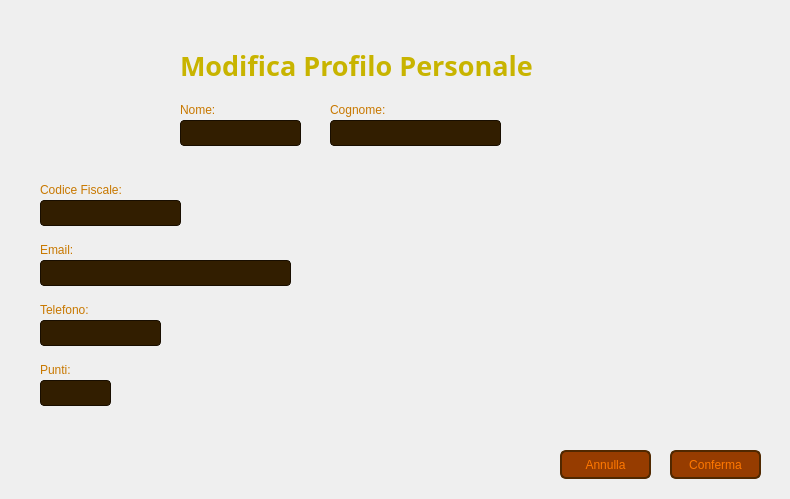
First picture: the form in Viste/VistaModificaProfiloPersonaleCliente.ui, repository GiacomoPrincipi/CineMax, before the edit.
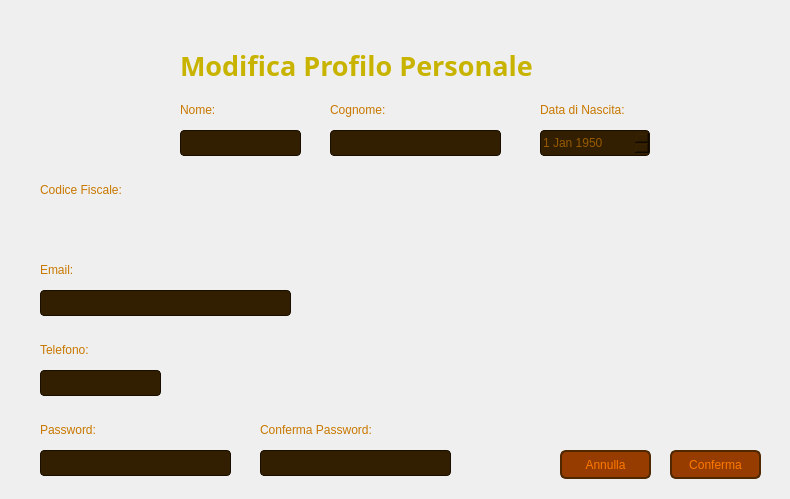
Second picture: the form after the edit. Icons and pictures are not drawn.

Patch:
```diff
--- a/Viste/VistaModificaProfiloPersonaleCliente.ui
+++ b/Viste/VistaModificaProfiloPersonaleCliente.ui
@@ -155,7 +155,7 @@
    <property name="geometry">
     <rect>
      <x>40</x>
-     <y>240</y>
+     <y>260</y>
      <width>81</width>
      <height>20</height>
     </rect>
@@ -176,7 +176,7 @@
    <property name="geometry">
     <rect>
      <x>40</x>
-     <y>300</y>
+     <y>340</y>
      <width>81</width>
      <height>20</height>
     </rect>
@@ -197,7 +197,7 @@
    <property name="geometry">
     <rect>
      <x>40</x>
-     <y>360</y>
+     <y>420</y>
      <width>81</width>
      <height>20</height>
     </rect>
@@ -208,7 +208,7 @@
 }</string>
    </property>
    <property name="text">
-    <string>Punti:</string>
+    <string>Password:</string>
    </property>
    <property name="alignment">
     <set>Qt::AlignmentFlag::AlignLeading|Qt::AlignmentFlag::AlignLeft|Qt::AlignmentFlag::AlignVCenter</set>
@@ -244,7 +244,7 @@
    <property name="geometry">
     <rect>
      <x>40</x>
-     <y>260</y>
+     <y>290</y>
      <width>251</width>
      <height>26</height>
     </rect>
@@ -261,32 +261,11 @@
     <string/>
    </property>
   </widget>
-  <widget class="QLineEdit" name="lineEditPunti">
-   <property name="geometry">
-    <rect>
-     <x>40</x>
-     <y>380</y>
-     <width>71</width>
-     <height>26</height>
-    </rect>
-   </property>
-   <property name="styleSheet">
-    <string notr="true">QLineEdit {
-    background-color: #321E00;
-    color: #965A00;
-    border: 1px solid #190E00;
-    border-radius: 4px;
-}</string>
-   </property>
-   <property name="text">
-    <string/>
-   </property>
-  </widget>
   <widget class="QLineEdit" name="lineEditNome">
    <property name="geometry">
     <rect>
      <x>180</x>
-     <y>120</y>
+     <y>130</y>
      <width>121</width>
      <height>26</height>
     </rect>
@@ -307,7 +286,7 @@
    <property name="geometry">
     <rect>
      <x>330</x>
-     <y>120</y>
+     <y>130</y>
      <width>171</width>
      <height>26</height>
     </rect>
@@ -324,32 +303,11 @@
     <string/>
    </property>
   </widget>
-  <widget class="QLineEdit" name="lineEditCodiceFiscale">
-   <property name="geometry">
-    <rect>
-     <x>40</x>
-     <y>200</y>
-     <width>141</width>
-     <height>26</height>
-    </rect>
-   </property>
-   <property name="styleSheet">
-    <string notr="true">QLineEdit {
-    background-color: #321E00;
-    color: #965A00;
-    border: 1px solid #190E00;
-    border-radius: 4px;
-}</string>
-   </property>
-   <property name="text">
-    <string/>
-   </property>
-  </widget>
   <widget class="QLineEdit" name="lineEditTelefono">
    <property name="geometry">
     <rect>
      <x>40</x>
-     <y>320</y>
+     <y>370</y>
      <width>121</width>
      <height>26</height>
     </rect>
@@ -392,6 +350,344 @@
     <string>Annulla</string>
    </property>
   </widget>
+  <widget class="QLineEdit" name="lineEditPassword">
+   <property name="geometry">
+    <rect>
+     <x>40</x>
+     <y>450</y>
+     <width>191</width>
+     <height>26</height>
+    </rect>
+   </property>
+   <property name="styleSheet">
+    <string notr="true">QLineEdit {
+    background-color: #321E00;
+    color: #965A00;
+    border: 1px solid #190E00;
+    border-radius: 4px;
+}</string>
+   </property>
+   <property name="text">
+    <string/>
+   </property>
+  </widget>
+  <widget class="QLineEdit" name="lineEditConfermaPassword">
+   <property name="geometry">
+    <rect>
+     <x>260</x>
+     <y>450</y>
+     <width>191</width>
+     <height>26</height>
+    </rect>
+   </property>
+   <property name="styleSheet">
+    <string notr="true">QLineEdit {
+    background-color: #321E00;
+    color: #965A00;
+    border: 1px solid #190E00;
+    border-radius: 4px;
+}</string>
+   </property>
+   <property name="text">
+    <string/>
+   </property>
+  </widget>
+  <widget class="QLabel" name="labelConfermaPassword">
+   <property name="geometry">
+    <rect>
+     <x>260</x>
+     <y>420</y>
+     <width>141</width>
+     <height>20</height>
+    </rect>
+   </property>
+   <property name="styleSheet">
+    <string notr="true">QLabel {
+    color: #C87800;
+}</string>
+   </property>
+   <property name="text">
+    <string>Conferma Password:</string>
+   </property>
+   <property name="alignment">
+    <set>Qt::AlignmentFlag::AlignLeading|Qt::AlignmentFlag::AlignLeft|Qt::AlignmentFlag::AlignVCenter</set>
+   </property>
+  </widget>
+  <widget class="QDateEdit" name="dateEditDataNascita">
+   <property name="geometry">
+    <rect>
+     <x>540</x>
+     <y>130</y>
+     <width>110</width>
+     <height>26</height>
+    </rect>
+   </property>
+   <property name="styleSheet">
+    <string notr="true">QDateEdit {
+    background-color: #321E00;
+    color: #965A00;
+    border: 1px solid #190E00;
+    border-radius: 4px;
+	transition: border-color 1.5s ease;
+}
+
+QDateEdit:focus {
+	border-color: #FF7800;
+	transition: border-color 1.5s ease;
+}
+
+</string>
+   </property>
+   <property name="dateTime">
+    <datetime>
+     <hour>22</hour>
+     <minute>0</minute>
+     <second>0</second>
+     <year>1950</year>
+     <month>1</month>
+     <day>1</day>
+    </datetime>
+   </property>
+   <property name="time">
+    <time>
+     <hour>22</hour>
+     <minute>0</minute>
+     <second>0</second>
+    </time>
+   </property>
+   <property name="maximumDateTime">
+    <datetime>
+     <hour>20</hour>
+     <minute>59</minute>
+     <second>59</second>
+     <year>2050</year>
+     <month>12</month>
+     <day>12</day>
+    </datetime>
+   </property>
+   <property name="minimumDateTime">
+    <datetime>
+     <hour>23</hour>
+     <minute>0</minute>
+     <second>0</second>
+     <year>1949</year>
+     <month>12</month>
+     <day>31</day>
+    </datetime>
+   </property>
+  </widget>
+  <widget class="QLabel" name="labelDataNascita">
+   <property name="geometry">
+    <rect>
+     <x>540</x>
+     <y>100</y>
+     <width>121</width>
+     <height>20</height>
+    </rect>
+   </property>
+   <property name="styleSheet">
+    <string notr="true">QLabel {
+    color: #C87800;
+}</string>
+   </property>
+   <property name="text">
+    <string>Data di Nascita:</string>
+   </property>
+   <property name="alignment">
+    <set>Qt::AlignmentFlag::AlignLeading|Qt::AlignmentFlag::AlignLeft|Qt::AlignmentFlag::AlignVCenter</set>
+   </property>
+  </widget>
+  <widget class="QLabel" name="labelErroreNome">
+   <property name="geometry">
+    <rect>
+     <x>180</x>
+     <y>160</y>
+     <width>121</width>
+     <height>20</height>
+    </rect>
+   </property>
+   <property name="styleSheet">
+    <string notr="true">QLabel {
+    color: #FFFF00
+}</string>
+   </property>
+   <property name="text">
+    <string/>
+   </property>
+   <property name="alignment">
+    <set>Qt::AlignmentFlag::AlignLeading|Qt::AlignmentFlag::AlignLeft|Qt::AlignmentFlag::AlignVCenter</set>
+   </property>
+  </widget>
+  <widget class="QLabel" name="labelErroreCognome">
+   <property name="geometry">
+    <rect>
+     <x>330</x>
+     <y>160</y>
+     <width>151</width>
+     <height>20</height>
+    </rect>
+   </property>
+   <property name="styleSheet">
+    <string notr="true">QLabel {
+    color: #FFFF00
+}</string>
+   </property>
+   <property name="text">
+    <string/>
+   </property>
+   <property name="alignment">
+    <set>Qt::AlignmentFlag::AlignLeading|Qt::AlignmentFlag::AlignLeft|Qt::AlignmentFlag::AlignVCenter</set>
+   </property>
+  </widget>
+  <widget class="QLabel" name="labelErroreDataNascita">
+   <property name="geometry">
+    <rect>
+     <x>540</x>
+     <y>160</y>
+     <width>121</width>
+     <height>20</height>
+    </rect>
+   </property>
+   <property name="styleSheet">
+    <string notr="true">QLabel {
+    color: #FFFF00
+}</string>
+   </property>
+   <property name="text">
+    <string/>
+   </property>
+   <property name="alignment">
+    <set>Qt::AlignmentFlag::AlignLeading|Qt::AlignmentFlag::AlignLeft|Qt::AlignmentFlag::AlignVCenter</set>
+   </property>
+  </widget>
+  <widget class="QLabel" name="labelErroreEmail">
+   <property name="geometry">
+    <rect>
+     <x>300</x>
+     <y>290</y>
+     <width>121</width>
+     <height>20</height>
+    </rect>
+   </property>
+   <property name="styleSheet">
+    <string notr="true">QLabel {
+    color: #FFFF00
+}</string>
+   </property>
+   <property name="text">
+    <string/>
+   </property>
+   <property name="alignment">
+    <set>Qt::AlignmentFlag::AlignLeading|Qt::AlignmentFlag::AlignLeft|Qt::AlignmentFlag::AlignVCenter</set>
+   </property>
+  </widget>
+  <widget class="QLabel" name="labelErroreTelefono">
+   <property name="geometry">
+    <rect>
+     <x>170</x>
+     <y>370</y>
+     <width>211</width>
+     <height>20</height>
+    </rect>
+   </property>
+   <property name="styleSheet">
+    <string notr="true">QLabel {
+    color: #FFFF00
+}</string>
+   </property>
+   <property name="text">
+    <string/>
+   </property>
+   <property name="alignment">
+    <set>Qt::AlignmentFlag::AlignLeading|Qt::AlignmentFlag::AlignLeft|Qt::AlignmentFlag::AlignVCenter</set>
+   </property>
+  </widget>
+  <widget class="QLabel" name="labelErrorePassword">
+   <property name="geometry">
+    <rect>
+     <x>110</x>
+     <y>420</y>
+     <width>141</width>
+     <height>20</height>
+    </rect>
+   </property>
+   <property name="styleSheet">
+    <string notr="true">QLabel {
+    color: #FFFF00
+}</string>
+   </property>
+   <property name="text">
+    <string notr="true"/>
+   </property>
+   <property name="alignment">
+    <set>Qt::AlignmentFlag::AlignLeading|Qt::AlignmentFlag::AlignLeft|Qt::AlignmentFlag::AlignVCenter</set>
+   </property>
+  </widget>
+  <widget class="QLabel" name="labelErroreConfermaPassword">
+   <property name="geometry">
+    <rect>
+     <x>400</x>
+     <y>420</y>
+     <width>221</width>
+     <height>20</height>
+    </rect>
+   </property>
+   <property name="styleSheet">
+    <string notr="true">QLabel {
+    color: #FFFF00
+}</string>
+   </property>
+   <property name="text">
+    <string/>
+   </property>
+   <property name="alignment">
+    <set>Qt::AlignmentFlag::AlignLeading|Qt::AlignmentFlag::AlignLeft|Qt::AlignmentFlag::AlignVCenter</set>
+   </property>
+  </widget>
+  <widget class="QLabel" name="labelErrorePassword2">
+   <property name="geometry">
+    <rect>
+     <x>40</x>
+     <y>400</y>
+     <width>681</width>
+     <height>20</height>
+    </rect>
+   </property>
+   <property name="font">
+    <font>
+     <pointsize>7</pointsize>
+    </font>
+   </property>
+   <property name="styleSheet">
+    <string notr="true">QLabel {
+    color: #FFFF00
+}</string>
+   </property>
+   <property name="text">
+    <string/>
+   </property>
+   <property name="alignment">
+    <set>Qt::AlignmentFlag::AlignLeading|Qt::AlignmentFlag::AlignLeft|Qt::AlignmentFlag::AlignVCenter</set>
+   </property>
+  </widget>
+  <widget class="QLabel" name="labelCodiceFiscaleCliente">
+   <property name="geometry">
+    <rect>
+     <x>40</x>
+     <y>210</y>
+     <width>131</width>
+     <height>20</height>
+    </rect>
+   </property>
+   <property name="styleSheet">
+    <string notr="true">QLabel {
+    color: #965A00;
+}</string>
+   </property>
+   <property name="text">
+    <string/>
+   </property>
+  </widget>
  </widget>
  <resources/>
  <connections/>
```
Left out of the diff: 4 changed lines with no effect on the pictures.
